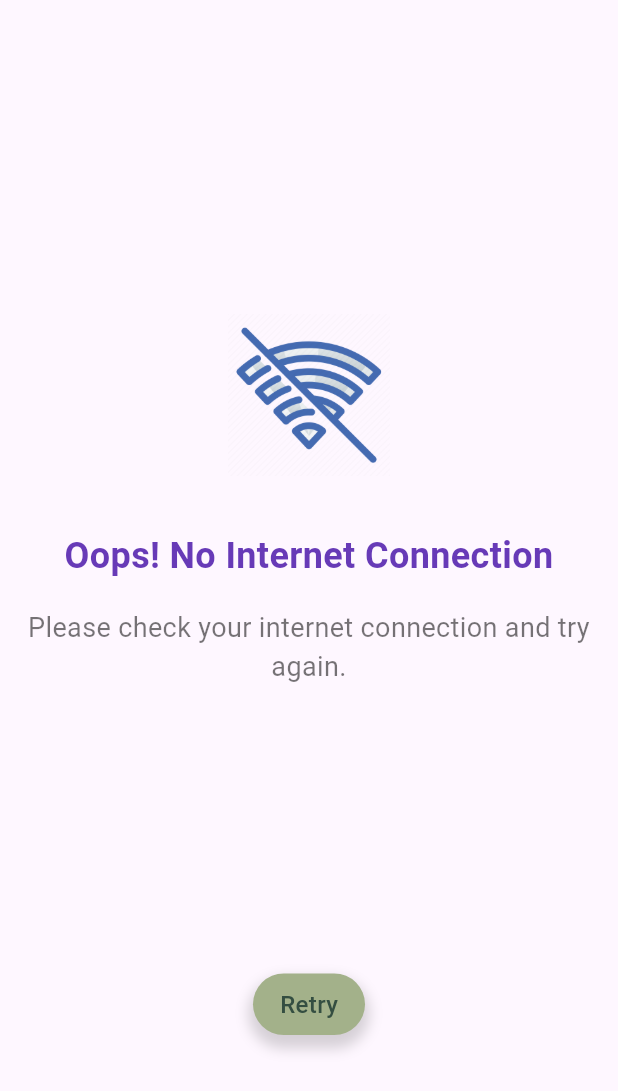
After one commit to andreadalmolinhepl/food_guardian, a Flutter app: the NoInternetScreen screen opened by its route, on a phone screen of 412 x 824 dp. The commit adds this screen. Shown: the top 1091 px of the screen. Run offline on Flutter 3.47's test engine with Material 3 defaults, Android fonts, the phone set to English and light mode, and no system bars; our stand-ins replace cloud_firestore, connectivity_plus, firebase_auth, firebase_core, shared_preferences; missing offline and left inert: flutter_barcode_scanner; accounts and stored records are empty.

Commit message:
Added internet connectivity check at startup

```diff
--- a/code/food_guardian/lib/routes.dart
+++ b/code/food_guardian/lib/routes.dart
@@ -2,6 +2,7 @@ import 'package:flutter/cupertino.dart';
 import 'package:food_guardian/screens/food_restrictions_settings.dart';
 import 'package:food_guardian/screens/home_screen.dart';
 import 'package:food_guardian/screens/login_screen.dart';
+import 'package:food_guardian/screens/no_internet_screen.dart';
 import 'package:food_guardian/screens/nutriscore_information.dart';
 import 'package:food_guardian/screens/onboarding_screen.dart';
 import 'package:food_guardian/screens/register_screen.dart';
@@ -14,6 +15,7 @@ import 'package:food_guardian/screens/welcome_screen.dart';
 Map<String, WidgetBuilder> routes = {
   SplashScreen.routeName : (context) => const SplashScreen(),
   OnBoardingScreen.routeName : (context) => const OnBoardingScreen(),
+  NoInternetScreen.routeName : (context) => const NoInternetScreen(),
   WelcomeScreen.routeName : (context) => const WelcomeScreen(),
   LoginScreen.routeName : (context) => const LoginScreen(),
   RegisterScreen.routeName : (context) => const RegisterScreen(),
--- /dev/null
+++ b/code/food_guardian/lib/screens/no_internet_screen.dart
@@ -0,0 +1,67 @@
+import 'package:flutter/material.dart';
+import 'package:food_guardian/widgets/main_button.dart';
+import '../styles/font.dart';
+import '../styles/spacings.dart';
+
+class NoInternetScreen extends StatelessWidget {
+  static const String routeName = "/no_internet";
+
+  const NoInternetScreen({super.key});
+
+  @override
+  Widget build(BuildContext context) {
+    return Scaffold(
+      body: SingleChildScrollView(
+        child: ConstrainedBox(
+          constraints: BoxConstraints(
+            minHeight: MediaQuery.of(context).size.height - kNavigationBarHeight,
+          ),
+          child: IntrinsicHeight(
+            child: SafeArea(
+              child: Padding(
+                padding: const EdgeInsets.symmetric(horizontal: kHorizontalPadding, vertical: kVerticalPadding),
+                child: Column(
+                  mainAxisAlignment: MainAxisAlignment.center,
+                  children: [
+                    const Spacer(),
+                    const Image(
+                      image: AssetImage("assets/img/no_internet.png"),
+                      height: kProfileSize,
+                      fit: BoxFit.contain,
+                    ),
+                    const SizedBox(height: kVerticalPaddingL),
+                    const Text(
+                      "Oops! No Internet Connection",
+                      style: TextStyle(
+                        fontSize: 24,
+                        fontWeight: FontWeight.bold,
+                        color: Colors.deepPurple,
+                      ),
+                      textAlign: TextAlign.center,
+                    ),
+                    const SizedBox(height: kVerticalPadding),
+                    const Text(
+                      "Please check your internet connection and try again.",
+                      style: TextStyle(
+                        fontSize: 18,
+                        color: Colors.black54,
+                      ),
+                      textAlign: TextAlign.center,
+                    ),
+                    const Spacer(),
+                    MainButton(
+                      onTap: () => Navigator.of(context).pushNamed("/splash"),
+                      mainColor: false,
+                      label: "Retry",
+                    ),
+                    const SizedBox(height: kVerticalPaddingL),
+                  ],
+                ),
+              ),
+            ),
+          ),
+        ),
+      ),
+    );
+  }
+}
--- a/code/food_guardian/pubspec.yaml
+++ b/code/food_guardian/pubspec.yaml
@@ -34,6 +34,7 @@ dependencies:
   http: ^0.13.3
   flutter_barcode_scanner: ^2.0.0
   shimmer: ^3.0.0
+  connectivity_plus: ^5.0.2
 
   # The following adds the Cupertino Icons font to your application.
   # Use with the CupertinoIcons class for iOS style icons.
```
Also changed, not shown: code/food_guardian/lib/main.dart (+12 -2 lines), code/food_guardian/lib/screens/splash_screen.dart (+15 -10 lines), code/food_guardian/assets/img/no_internet.png (added), code/food_guardian/pubspec.lock.
